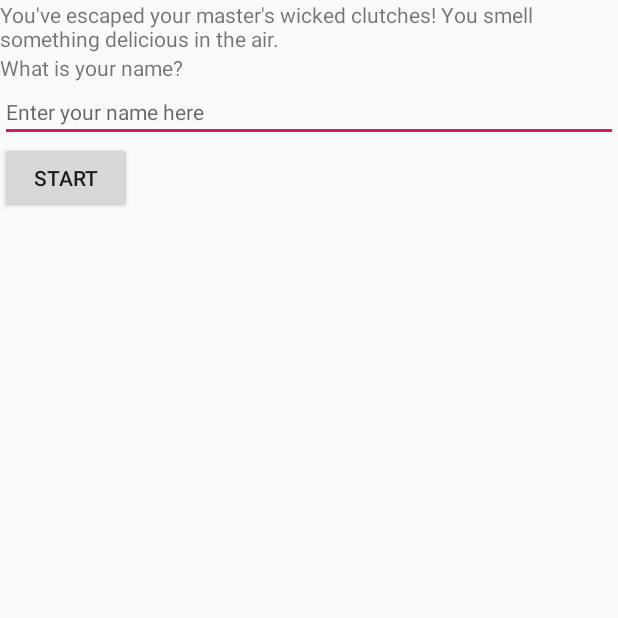
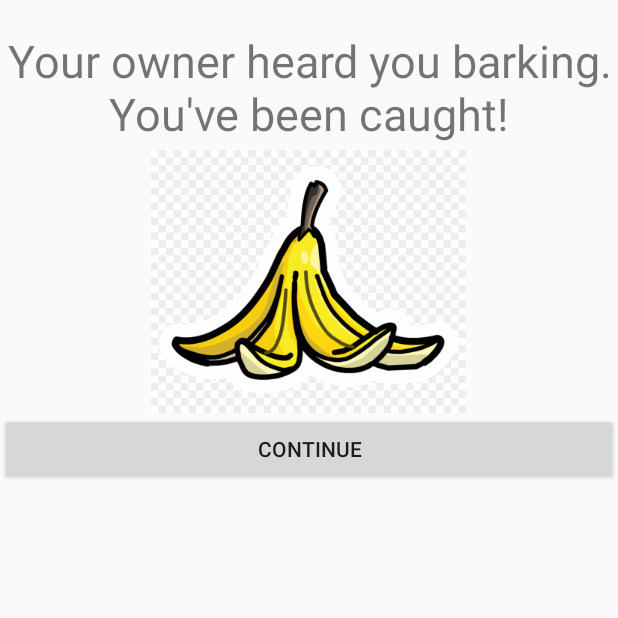
Before and after one commit to jpelgrims/busit_brno_2019, an Android app: the screen it shows after launch (IntroActivity before the commit, ReunionActivity after it), after a tap on "ESCAPE", on a phone screen of 412 x 824 dp, the top half of it. Run offline under Robolectric (Android 15) with nearby library versions, the phone set to English and light mode, and no system bars.

Commit message:
reunion + finish

```diff
--- a/app/src/main/AndroidManifest.xml
+++ b/app/src/main/AndroidManifest.xml
@@ -9,6 +9,10 @@
         android:roundIcon="@mipmap/ic_launcher_round"
         android:supportsRtl="true"
         android:theme="@style/AppTheme">
+        <activity
+            android:name=".ReunionActivity"
+            android:label="@string/title_activity_reunion"
+            android:theme="@style/AppTheme.NoActionBar"></activity>
         <activity
             android:name=".MainActivity"
             android:label="@string/app_name"
@@ -42,7 +46,7 @@
         <activity
             android:name=".IntroActivity"
             android:label="@string/title_activity_intro"
-            android:theme="@style/AppTheme.NoActionBar"></activity>
+            android:theme="@style/AppTheme.NoActionBar" />
     </application>
 
 </manifest>
--- a/app/src/main/java/cz/mendelu/busitweek_app1/ChoicePuzzleActivity.java
+++ b/app/src/main/java/cz/mendelu/busitweek_app1/ChoicePuzzleActivity.java
@@ -110,6 +110,7 @@ public class ChoicePuzzleActivity extends AppCompatActivity {
             return answersList.size();
         }
 
+
         public class MyViewHolder extends RecyclerView.ViewHolder {
 
             public TextView answer;
@@ -120,7 +121,6 @@ public class ChoicePuzzleActivity extends AppCompatActivity {
                 answer = itemView.findViewById(R.id.answer);
             }
         }
-
     }
 
     private void skipCurrentTask() {
--- a/app/src/main/java/cz/mendelu/busitweek_app1/MainActivity.java
+++ b/app/src/main/java/cz/mendelu/busitweek_app1/MainActivity.java
@@ -45,7 +45,7 @@ public class MainActivity extends AppCompatActivity {
     }
 
     public void start(View view) {
-        Intent intent = new Intent(MainActivity.this, IntroActivity.class);
+        Intent intent = new Intent(MainActivity.this, ReunionActivity.class);
         startActivity(intent);
     }
 }
--- /dev/null
+++ b/app/src/main/java/cz/mendelu/busitweek_app1/ReunionActivity.java
@@ -0,0 +1,45 @@
+package cz.mendelu.busitweek_app1;
+
+import android.content.Intent;
+import android.os.Bundle;
+import android.support.design.widget.FloatingActionButton;
+import android.support.design.widget.Snackbar;
+import android.support.v7.app.AppCompatActivity;
+import android.support.v7.widget.Toolbar;
+import android.view.View;
+import android.widget.Button;
+
+public class ReunionActivity extends AppCompatActivity {
+    Button button;
+    @Override
+    protected void onCreate(Bundle savedInstanceState) {
+        super.onCreate(savedInstanceState);
+        setContentView(R.layout.activity_reunion);
+        addListenerOnButton();
+        /*
+        FloatingActionButton fab = findViewById(R.id.fab);
+        fab.setOnClickListener(new View.OnClickListener() {
+            @Override
+            public void onClick(View view) {
+                Snackbar.make(view, "Replace with your own action", Snackbar.LENGTH_LONG)
+                        .setAction("Action", null).show();
+            }
+        });
+        */
+
+    }
+
+    public void addListenerOnButton() {
+        button = (Button) findViewById(R.id.continue_button);
+        button.setOnClickListener(new View.OnClickListener() {
+
+            @Override
+            public void onClick(View arg0) {
+                Intent intent = new Intent(ReunionActivity.this, FinishActivity.class);
+                startActivity(intent);
+            }
+
+        });
+    }
+
+}
--- /dev/null
+++ b/app/src/main/res/layout/activity_reunion.xml
@@ -0,0 +1,19 @@
+<?xml version="1.0" encoding="utf-8"?>
+<android.support.design.widget.CoordinatorLayout xmlns:android="http://schemas.android.com/apk/res/android"
+    xmlns:app="http://schemas.android.com/apk/res-auto"
+    xmlns:tools="http://schemas.android.com/tools"
+    android:layout_width="match_parent"
+    android:layout_height="match_parent"
+    tools:context=".ReunionActivity">
+
+    <android.support.design.widget.AppBarLayout
+        android:layout_width="match_parent"
+        android:layout_height="wrap_content"
+        android:theme="@style/AppTheme.AppBarOverlay">
+    </android.support.design.widget.AppBarLayout>
+
+    <include layout="@layout/content_reunion" />
+
+
+
+</android.support.design.widget.CoordinatorLayout>
--- /dev/null
+++ b/app/src/main/res/layout/content_reunion.xml
@@ -0,0 +1,40 @@
+<?xml version="1.0" encoding="utf-8"?>
+<android.support.constraint.ConstraintLayout xmlns:android="http://schemas.android.com/apk/res/android"
+    xmlns:app="http://schemas.android.com/apk/res-auto"
+    xmlns:tools="http://schemas.android.com/tools"
+    android:layout_width="match_parent"
+    android:layout_height="match_parent"
+    app:layout_behavior="@string/appbar_scrolling_view_behavior"
+    tools:context=".ReunionActivity"
+    tools:showIn="@layout/activity_reunion">
+
+    <LinearLayout xmlns:android="http://schemas.android.com/apk/res/android"
+        android:orientation="vertical"
+        android:layout_width="fill_parent"
+        android:layout_height="fill_parent">
+
+    <TextView
+        android:layout_width="match_parent"
+        android:layout_height="wrap_content"
+        android:text="@string/reunion_text"
+        android:textSize="30dp"
+        android:height="80dp"
+        android:textAlignment="center"
+        android:layout_marginTop="20dp"/>
+
+    <android.support.v7.widget.AppCompatImageView
+        android:layout_width="wrap_content"
+        android:layout_height="wrap_content"
+        android:maxHeight="300dp"
+        android:src="@drawable/banaanschil"
+        android:layout_gravity="center" />
+
+    <Button
+        android:id="@+id/continue_button"
+        android:layout_width="match_parent"
+        android:layout_height="wrap_content"
+        android:text="@string/continue_text"/>
+    </LinearLayout>
+
+
+</android.support.constraint.ConstraintLayout>
--- a/app/src/main/res/values/strings.xml
+++ b/app/src/main/res/values/strings.xml
@@ -13,5 +13,9 @@
     <string name="name_question_hint">Enter your name here</string>
     <string name="app_title">A dog\'s life</string>
     <string name="finish_title">Game over!</string>
-    <string name="finish_text">Your owner heard you barking. You\'ve been caught! As a revenge, once home, you plan to shit on the carpet. Damn, it\'s good to be a dog.</string>
+    <string name="finish_text">As a revenge, once home, you plan to shit on the carpet. Bite the hand that feeds you!</string>
+    <string name="title_activity_reunion">ReunionActivity</string>
+    <string name="reunion_text">Your owner heard you barking. You\'ve been caught!</string>
+    <string name="continue_text">Continue</string>
+    <string name="play_again">Play Again</string>
 </resources>
```
Also changed, not shown: app/src/main/res/layout/content_finish.xml (+19 -14 lines), gradle/wrapper/gradle-wrapper.properties, 1 other file.
